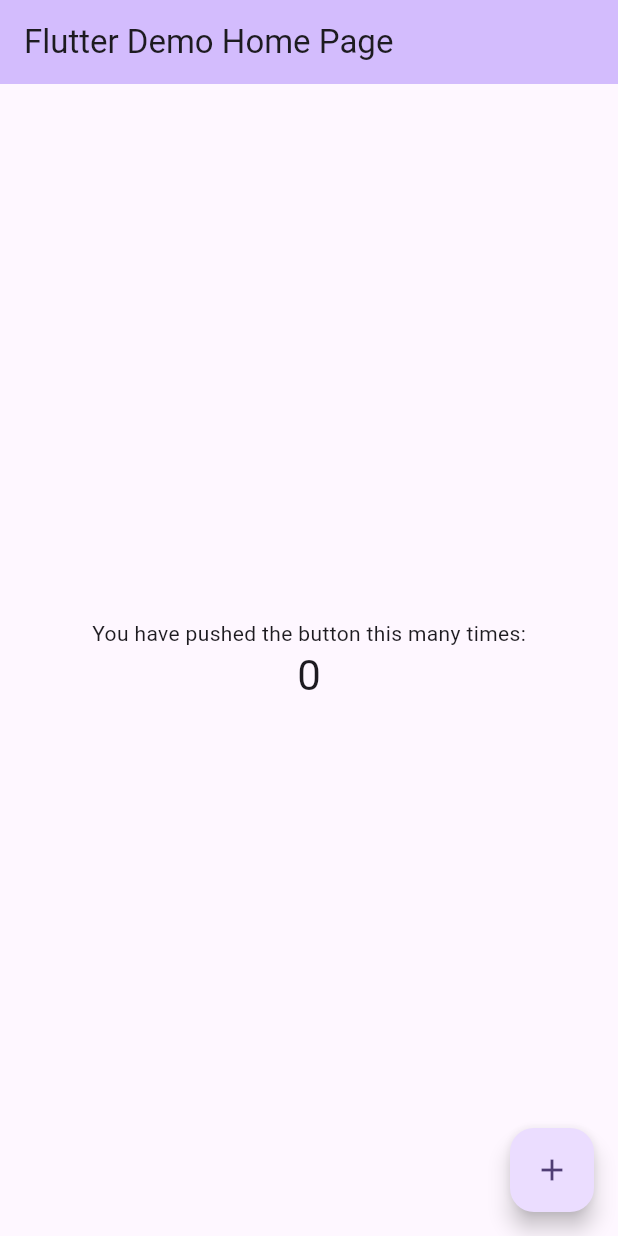
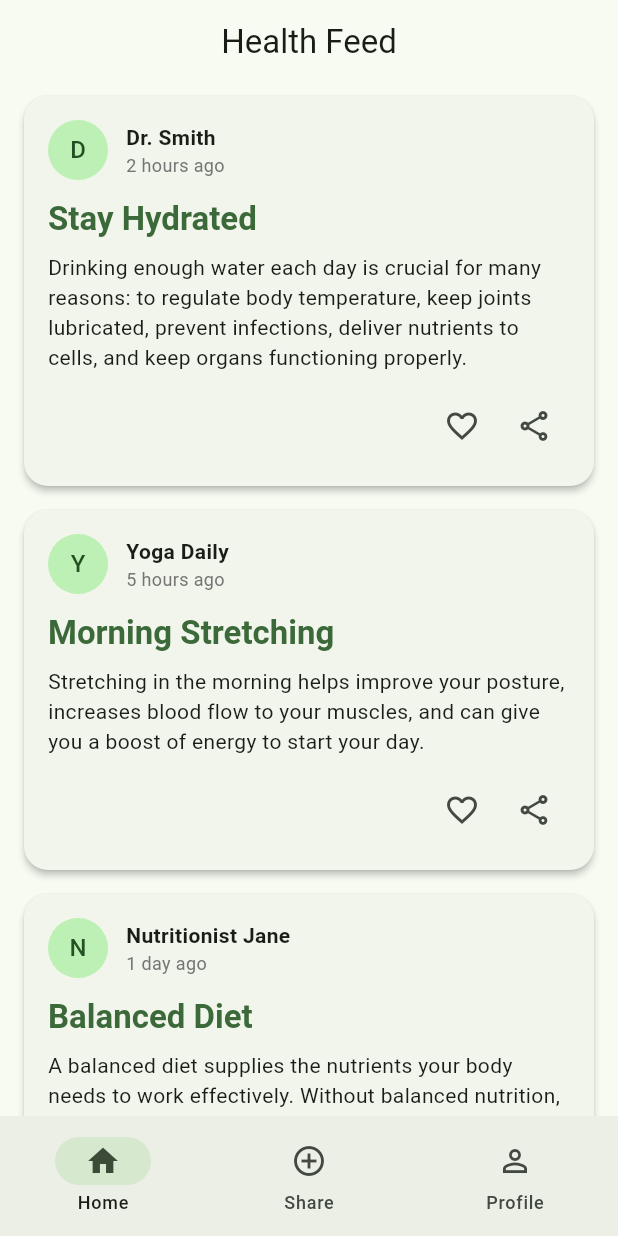
Before and after one commit to could-ai/019aa4a2-1ad4-7cb8-bf1b-a0e6caa0375d, a Flutter app: the screen it shows after launch, on a phone screen of 412 x 824 dp. Run offline on Flutter 3.47's test engine with Material 3 defaults, Android fonts, the phone set to English and light mode, and no system bars.

Commit message:
Updated main.dart to set up the Health Share app structure, theme (Green), and routing.; Created MainScreen to handle bottom navigation between Home, Share, and Profile screens.; Created HomeScreen to display a feed of health tips and shared content using mock data.; Created ShareScreen with a form to allow users to post new health tips.; Created ProfileScreen to display user information, stats, and settings options.

```diff
--- a/usr/lib/main.dart
+++ b/usr/lib/main.dart
@@ -1,120 +1,39 @@
 import 'package:flutter/material.dart';
+import 'screens/main_screen.dart';
 
 void main() {
-  runApp(const MyApp());
+  runApp(const HealthShareApp());
 }
 
-class MyApp extends StatelessWidget {
-  const MyApp({super.key});
+class HealthShareApp extends StatelessWidget {
+  const HealthShareApp({super.key});
 
-  // This widget is the root of your application.
   @override
   Widget build(BuildContext context) {
     return MaterialApp(
-      title: 'Flutter Demo',
+      title: "Let's Share About Health",
       debugShowCheckedModeBanner: false,
       theme: ThemeData(
-        // This is the theme of your application.
-        //
-        // TRY THIS: Try running your application with "flutter run". You'll see
-        // the application has a purple toolbar. Then, without quitting the app,
-        // try changing the seedColor in the colorScheme below to Colors.green
-        // and then invoke "hot reload" (save your changes or press the "hot
-        // reload" button in a Flutter-supported IDE, or press "r" if you used
-        // the command line to start the app).
-        //
-        // Notice that the counter didn't reset back to zero; the application
-        // state is not lost during the reload. To reset the state, use hot
-        // restart instead.
-        //
-        // This works for code too, not just values: Most code changes can be
-        // tested with just a hot reload.
-        colorScheme: ColorScheme.fromSeed(seedColor: Colors.deepPurple),
+        colorScheme: ColorScheme.fromSeed(
+          seedColor: const Color(0xFF2E7D32), // Health Green
+          brightness: Brightness.light,
+        ),
+        useMaterial3: true,
+        appBarTheme: const AppBarTheme(
+          centerTitle: true,
+          elevation: 0,
+        ),
+        cardTheme: CardTheme(
+          elevation: 2,
+          shape: RoundedRectangleBorder(borderRadius: BorderRadius.circular(16)),
+          margin: const EdgeInsets.symmetric(vertical: 8, horizontal: 16),
+        ),
       ),
-      home: const MyHomePage(title: 'Flutter Demo Home Page'),
+      // Define the default route
+      initialRoute: '/',
+      routes: {
+        '/': (context) => const MainScreen(),
+      },
     );
   }
 }
-
-class MyHomePage extends StatefulWidget {
-  const MyHomePage({super.key, required this.title});
-
-  // This widget is the home page of your application. It is stateful, meaning
-  // that it has a State object (defined below) that contains fields that affect
-  // how it looks.
-
-  // This class is the configuration for the state. It holds the values (in this
-  // case the title) provided by the parent (in this case the App widget) and
-  // used by the build method of the State. Fields in a Widget subclass are
-  // always marked "final".
-
-  final String title;
-
-  @override
-  State<MyHomePage> createState() => _MyHomePageState();
-}
-
-class _MyHomePageState extends State<MyHomePage> {
-  int _counter = 0;
-
-  void _incrementCounter() {
-    setState(() {
-      // This call to setState tells the Flutter framework that something has
-      // changed in this State, which causes it to rerun the build method below
-      // so that the display can reflect the updated values. If we changed
-      // _counter without calling setState(), then the build method would not be
-      // called again, and so nothing would appear to happen.
-      _counter++;
-    });
-  }
-
-  @override
-  Widget build(BuildContext context) {
-    // This method is rerun every time setState is called, for instance as done
-    // by the _incrementCounter method above.
-    //
-    // The Flutter framework has been optimized to make rerunning build methods
-    // fast, so that you can just rebuild anything that needs updating rather
-    // than having to individually change instances of widgets.
-    return Scaffold(
-      appBar: AppBar(
-        // TRY THIS: Try changing the color here to a specific color (to
-        // Colors.amber, perhaps?) and trigger a hot reload to see the AppBar
-        // change color while the other colors stay the same.
-        backgroundColor: Theme.of(context).colorScheme.inversePrimary,
-        // Here we take the value from the MyHomePage object that was created by
-        // the App.build method, and use it to set our appbar title.
-        title: Text(widget.title),
-      ),
-      body: Center(
-        // Center is a layout widget. It takes a single child and positions it
-        // in the middle of the parent.
-        child: Column(
-          // Column is also a layout widget. It takes a list of children and
-          // arranges them vertically. By default, it sizes itself to fit its
-          // children horizontally, and tries to be as tall as its parent.
-          //
-          // Column has various properties to control how it sizes itself and
-          // how it positions its children. Here we use mainAxisAlignment to
-          // center the children vertically; the main axis here is the vertical
-          // axis because Columns are vertical (the cross axis would be
-          // horizontal).
-          //
-          // TRY THIS: Invoke "debug painting" (choose the "Toggle Debug Paint"
-          // action in the IDE, or press "p" in the console), to see the
-          // wireframe for each widget.
-          mainAxisAlignment: MainAxisAlignment.center,
-          children: <Widget>[
-            const Text('You have pushed the button this many times:'),
-            Text('$_counter', style: Theme.of(context).textTheme.headlineMedium),
-          ],
-        ),
-      ),
-      floatingActionButton: FloatingActionButton(
-        onPressed: _incrementCounter,
-        tooltip: 'Increment',
-        child: const Icon(Icons.add),
-      ), // This trailing comma makes auto-formatting nicer for build methods.
-    );
-  }
-}
--- /dev/null
+++ b/usr/lib/screens/home_screen.dart
@@ -0,0 +1,113 @@
+import 'package:flutter/material.dart';
+
+class HomeScreen extends StatelessWidget {
+  const HomeScreen({super.key});
+
+  @override
+  Widget build(BuildContext context) {
+    // Mock data for health tips
+    final List<Map<String, String>> healthTips = [
+      {
+        'title': 'Stay Hydrated',
+        'content': 'Drinking enough water each day is crucial for many reasons: to regulate body temperature, keep joints lubricated, prevent infections, deliver nutrients to cells, and keep organs functioning properly.',
+        'author': 'Dr. Smith',
+        'time': '2 hours ago',
+      },
+      {
+        'title': 'Morning Stretching',
+        'content': 'Stretching in the morning helps improve your posture, increases blood flow to your muscles, and can give you a boost of energy to start your day.',
+        'author': 'Yoga Daily',
+        'time': '5 hours ago',
+      },
+      {
+        'title': 'Balanced Diet',
+        'content': 'A balanced diet supplies the nutrients your body needs to work effectively. Without balanced nutrition, your body is more prone to disease, infection, fatigue, and low performance.',
+        'author': 'Nutritionist Jane',
+        'time': '1 day ago',
+      },
+      {
+        'title': 'Mental Health Matters',
+        'content': 'Taking care of your mental health is just as important as your physical health. Practice mindfulness, take breaks, and talk to someone if you feel overwhelmed.',
+        'author': 'Mindful Living',
+        'time': '1 day ago',
+      },
+    ];
+
+    return Scaffold(
+      appBar: AppBar(
+        title: const Text("Health Feed"),
+      ),
+      body: ListView.builder(
+        itemCount: healthTips.length,
+        itemBuilder: (context, index) {
+          final tip = healthTips[index];
+          return Card(
+            child: Padding(
+              padding: const EdgeInsets.all(16.0),
+              child: Column(
+                crossAxisAlignment: CrossAxisAlignment.start,
+                children: [
+                  Row(
+                    children: [
+                      CircleAvatar(
+                        backgroundColor: Theme.of(context).colorScheme.primaryContainer,
+                        child: Text(tip['author']![0]),
+                      ),
+                      const SizedBox(width: 12),
+                      Column(
+                        crossAxisAlignment: CrossAxisAlignment.start,
+                        children: [
+                          Text(
+                            tip['author']!,
+                            style: const TextStyle(
+                              fontWeight: FontWeight.bold,
+                              fontSize: 14,
+                            ),
+                          ),
+                          Text(
+                            tip['time']!,
+                            style: TextStyle(
+                              color: Colors.grey[600],
+                              fontSize: 12,
+                            ),
+                          ),
+                        ],
+                      ),
+                    ],
+                  ),
+                  const SizedBox(height: 12),
+                  Text(
+                    tip['title']!,
+                    style: Theme.of(context).textTheme.titleLarge?.copyWith(
+                          fontWeight: FontWeight.bold,
+                          color: Theme.of(context).colorScheme.primary,
+                        ),
+                  ),
+                  const SizedBox(height: 8),
+                  Text(
+                    tip['content']!,
+                    style: Theme.of(context).textTheme.bodyMedium,
+                  ),
+                  const SizedBox(height: 12),
+                  Row(
+                    mainAxisAlignment: MainAxisAlignment.end,
+                    children: [
+                      IconButton(
+                        icon: const Icon(Icons.favorite_border),
+                        onPressed: () {},
+                      ),
+                      IconButton(
+                        icon: const Icon(Icons.share_outlined),
+                        onPressed: () {},
+                      ),
+                    ],
+                  ),
+                ],
+              ),
+            ),
+          );
+        },
+      ),
+    );
+  }
+}
--- /dev/null
+++ b/usr/lib/screens/main_screen.dart
@@ -0,0 +1,55 @@
+import 'package:flutter/material.dart';
+import 'home_screen.dart';
+import 'share_screen.dart';
+import 'profile_screen.dart';
+
+class MainScreen extends StatefulWidget {
+  const MainScreen({super.key});
+
+  @override
+  State<MainScreen> createState() => _MainScreenState();
+}
+
+class _MainScreenState extends State<MainScreen> {
+  int _selectedIndex = 0;
+
+  final List<Widget> _screens = [
+    const HomeScreen(),
+    const ShareScreen(),
+    const ProfileScreen(),
+  ];
+
+  void _onItemTapped(int index) {
+    setState(() {
+      _selectedIndex = index;
+    });
+  }
+
+  @override
+  Widget build(BuildContext context) {
+    return Scaffold(
+      body: _screens[_selectedIndex],
+      bottomNavigationBar: NavigationBar(
+        selectedIndex: _selectedIndex,
+        onDestinationSelected: _onItemTapped,
+        destinations: const [
+          NavigationDestination(
+            icon: Icon(Icons.home_outlined),
+            selectedIcon: Icon(Icons.home),
+            label: 'Home',
+          ),
+          NavigationDestination(
+            icon: Icon(Icons.add_circle_outline),
+            selectedIcon: Icon(Icons.add_circle),
+            label: 'Share',
+          ),
+          NavigationDestination(
+            icon: Icon(Icons.person_outline),
+            selectedIcon: Icon(Icons.person),
+            label: 'Profile',
+          ),
+        ],
+      ),
+    );
+  }
+}
```
Also changed, not shown: usr/lib/screens/profile_screen.dart (added, +98 -0 lines), usr/lib/screens/share_screen.dart (added, +104 -0 lines).
